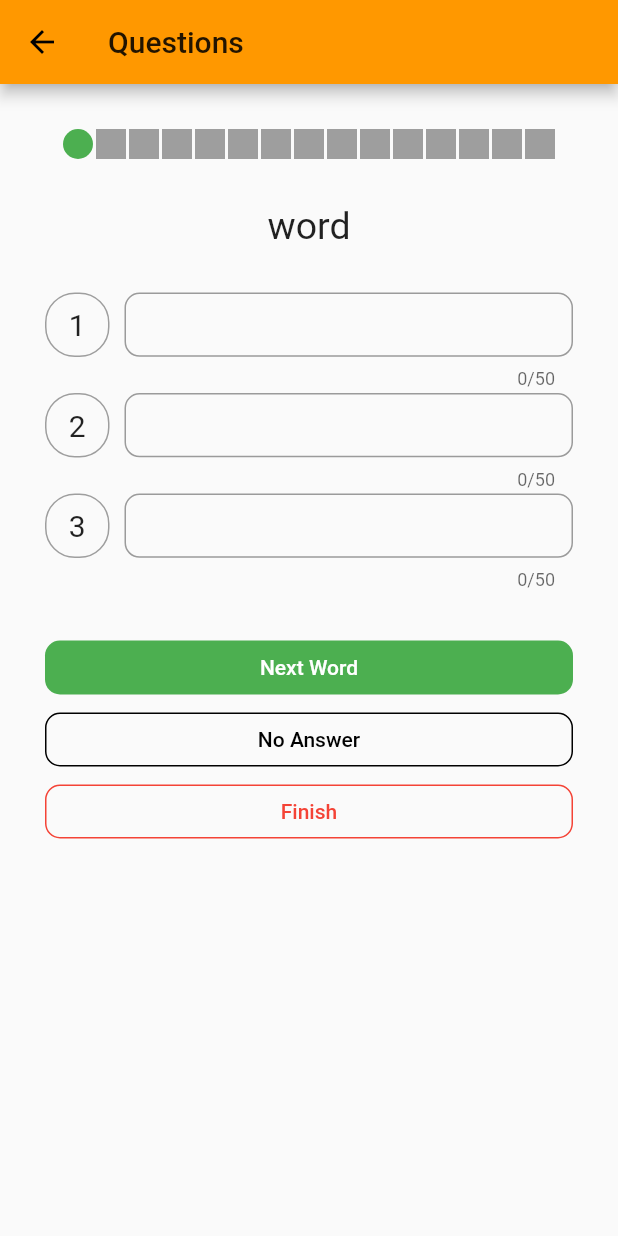
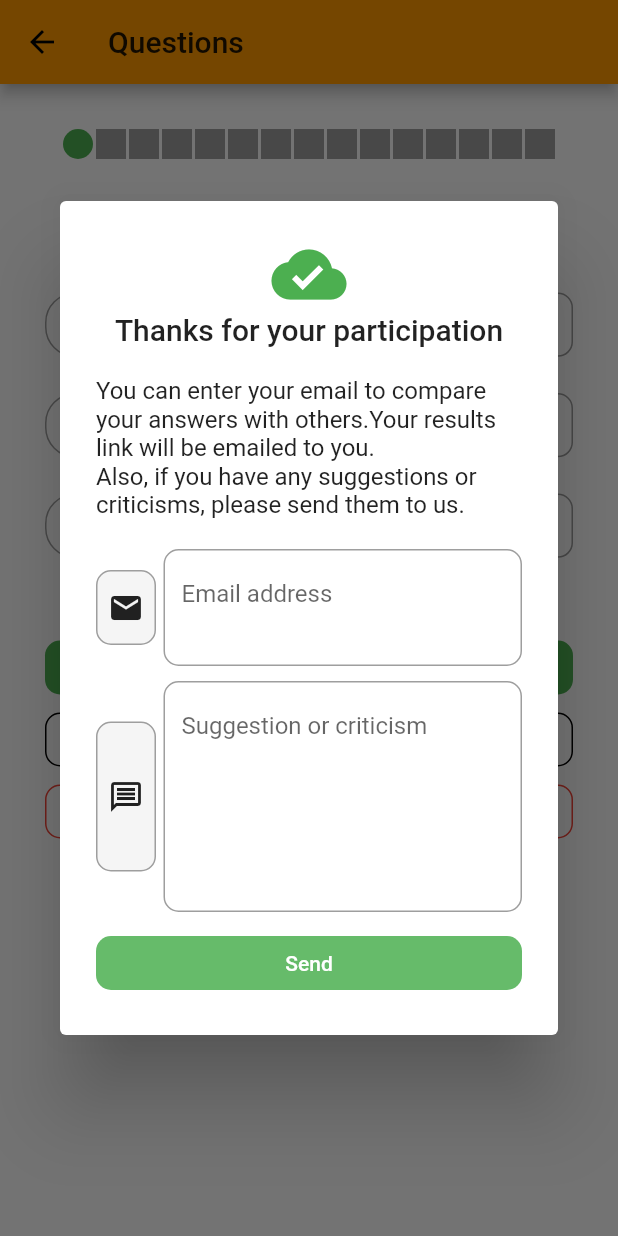
Before and after one commit to sinaziaee/tarvajeh, a Flutter app: the QuestionScreen screen opened directly with empty values, after a tap on "Next Word", on a phone screen of 412 x 824 dp. Run offline on Flutter 3.47's test engine with Material 2 defaults, Android fonts, the phone set to English and light mode, and no system bars; our stand-ins replace font_awesome_flutter, modal_progress_hud.

```diff
--- /dev/null
+++ b/lib/components/custom_dialog_text_field.dart
@@ -0,0 +1,51 @@
+import 'package:flutter/material.dart';
+
+class CustomDialogTextField extends StatelessWidget {
+
+  final String text;
+  final bool isPersian;
+  final IconData iconData;
+  final TextEditingController controller;
+  final double height;
+  final int maxLines;
+  final TextDirection direction;
+
+  CustomDialogTextField({this.iconData, this.isPersian, this.text, this.controller, this.height, this.maxLines, this.direction});
+
+  @override
+  Widget build(BuildContext context) {
+    return Container(
+      // height: height,
+      child: Row(
+        children: [
+          Container(
+            height: height,
+            padding: EdgeInsets.symmetric(horizontal: 7, vertical: 5),
+            decoration: BoxDecoration(
+              color: Colors.grey[100],
+              borderRadius: BorderRadius.circular(10),
+              border: Border.all(color: Colors.grey),
+            ),
+            child: Icon(iconData),
+          ),
+          SizedBox(width: 5,),
+          Expanded(
+            child: TextField(
+              // textDirection: isPersian?TextDirection.rtl:TextDirection.ltr,
+              textDirection: direction,
+              maxLines: maxLines,
+              controller: controller,
+              decoration: InputDecoration(
+                alignLabelWithHint: true,
+                border: OutlineInputBorder(
+                  borderRadius: BorderRadius.circular(10),
+                ),
+                labelText: text,
+              ),
+            ),
+          ),
+        ],
+      ),
+    );
+  }
+}
--- /dev/null
+++ b/lib/components/finish_dialog.dart
@@ -0,0 +1,78 @@
+import 'package:flutter/material.dart';
+import 'package:tarvajeh/components/custom_dialog_text_field.dart';
+import 'package:tarvajeh/utils/language_brain.dart';
+
+import 'custom_button.dart';
+
+class FinishDialog extends StatelessWidget {
+  final bool isPersian;
+  final TextEditingController emailController, sugCriController;
+  final Function onPressed;
+
+  FinishDialog(
+      {this.isPersian,
+      this.emailController,
+      this.sugCriController,
+      this.onPressed});
+
+  @override
+  Widget build(BuildContext context) {
+    return AlertDialog(
+      title: Container(
+        child: Column(
+          crossAxisAlignment: CrossAxisAlignment.center,
+          children: [
+            Icon(
+              Icons.cloud_done,
+              color: Colors.green,
+              size: 50,
+            ),
+            Text(kFinishDialogTitle(isPersian)),
+          ],
+        ),
+      ),
+      content: SingleChildScrollView(
+        child: Column(
+          children: [
+            Text(
+              kFinishDialogContent(isPersian),
+              textDirection: isPersian ? TextDirection.rtl : TextDirection.ltr,
+            ),
+            SizedBox(
+              height: 20,
+            ),
+            CustomDialogTextField(
+              iconData: Icons.email,
+              isPersian: isPersian,
+              text: kDialogHintEmail(isPersian),
+              controller: emailController,
+              height: 50,
+              maxLines: 2,
+              direction: TextDirection.ltr,
+            ),
+            SizedBox(
+              height: 10,
+            ),
+            CustomDialogTextField(
+              iconData: Icons.message_outlined,
+              isPersian: isPersian,
+              text: kDialogHintSugCri(isPersian),
+              controller: sugCriController,
+              height: 100,
+              maxLines: 6,
+              direction: isPersian ? TextDirection.rtl : TextDirection.ltr,
+            ),
+            SizedBox(
+              height: 10,
+            ),
+            CustomButton(
+              color: Colors.green[400],
+              onPressed: onPressed,
+              text: kFinishDialogButton(isPersian),
+            ),
+          ],
+        ),
+      ),
+    );
+  }
+}
--- a/lib/main.dart
+++ b/lib/main.dart
@@ -2,6 +2,7 @@ import 'package:flutter/material.dart';
 import 'package:flutter_localizations/flutter_localizations.dart';
 import 'package:tarvajeh/screens/about_us_screen.dart';
 import 'package:tarvajeh/screens/contact_us_screen.dart';
+import 'package:tarvajeh/screens/form_screen.dart';
 import 'package:tarvajeh/screens/goal_screen.dart';
 import 'package:tarvajeh/screens/home_screen.dart';
 import 'package:tarvajeh/screens/intro_screen.dart';
@@ -54,6 +55,7 @@ class MyApp extends StatelessWidget {
         GoalScreen.id: (context) => GoalScreen(),
         IntroScreen.id: (context) => IntroScreen(),
         ContactScreen.id: (context) => ContactScreen(),
+        FormScreen.id: (context) => FormScreen(),
       },
     );
   }
--- a/lib/screens/question_screen.dart
+++ b/lib/screens/question_screen.dart
@@ -3,6 +3,7 @@ import 'package:modal_progress_hud/modal_progress_hud.dart';
 import 'package:tarvajeh/components/custom_border_button.dart';
 import 'package:tarvajeh/components/custom_button.dart';
 import 'package:tarvajeh/components/custom_text_field.dart';
+import 'package:tarvajeh/components/finish_dialog.dart';
 import 'package:tarvajeh/utils/language_brain.dart';
 
 class QuestionScreen extends StatefulWidget {
@@ -16,14 +17,14 @@ class _QuestionScreenState extends State<QuestionScreen> {
   bool isLoading = false;
   bool isPersian = false;
   Map args;
-  TextEditingController controller1, controller2, controller3;
+  TextEditingController controller1, controller2, controller3, emailController, sugCriController;
   int count = 0;
+  String word = 'word';
 
   @override
   Widget build(BuildContext context) {
     args = ModalRoute.of(context).settings.arguments;
     isPersian = args['isPersian'];
-    String word = 'word';
     return Scaffold(
       appBar: AppBar(
         title: Text('Questions'),
@@ -98,7 +99,17 @@ class _QuestionScreenState extends State<QuestionScreen> {
                 ),
                 CustomButton(
                   color: Colors.green,
-                  onPressed: () {},
+                  onPressed: () {
+                    showDialog(
+                      context: context,
+                      child: FinishDialog(
+                        isPersian: isPersian,
+                        onPressed: (){},
+                        emailController: emailController,
+                        sugCriController: sugCriController,
+                      ),
+                    );
+                  },
                   text: kButtonSubmitText(isPersian),
                 ),
                 CustomBorderButton(
--- a/lib/utils/language_brain.dart
+++ b/lib/utils/language_brain.dart
@@ -72,11 +72,93 @@ String kButtonNoAnswerText(bool isPersian){
   if(isPersian){
     return 'پاسخ سفید';
   }
-  return 'No Answer';
+  return 'White Answer';
 }
+
 String kButtonFinishText(bool isPersian){
   if(isPersian){
     return 'پایان';
   }
-  return 'Finish';
+  return 'End';
 }
+
+String kFinishDialogTitle(bool isPersian){
+  if(isPersian){
+    return 'سپاس از مشارکت شما';
+  }
+  return 'Thanks for your participation';
+}
+
+String kFinishDialogContent(bool isPersian){
+  if(isPersian){
+    return 'برای مقایسه ی پاسخهای خود با دیگران، میتوانید ایمیل خود را '
+        'وارد کنید. لینک نتایج شما از طریق ایمیل برای شما ارسال خواهد شد. \n'
+        'همچنین اگر انتقاد یا پیشنهادی دارید لطفا برای ما ارسال کنید.';
+  }
+  return 'You can enter your email to compare your answers with others.'
+      'Your results link will be emailed to you.\n'
+      'Also, if you have any suggestions or criticisms, please send them to us.';
+}
+
+String kFinishDialogButton(bool isPersian){
+  if(isPersian){
+    return 'ارسال';
+  }
+  return 'Send';
+}
+
+String kDialogHintEmail(bool isPersian){
+  if(isPersian){
+    return 'آدرس ایمیل';
+  }
+  return 'Email address';
+}
+
+String kDialogHintSugCri(bool isPersian){
+  if(isPersian){
+    return 'انتقاد یا پیشنهاد';
+  }
+  return 'Suggestion or criticism';
+}
+
+String kFormTitle(bool isPersian){
+  if(isPersian){
+    return 'اطلاعات اولیه زیر را وارد کنید';
+  }
+  return 'Enter Your Basic Profile';
+}
+
+String kFormAge(bool isPersian){
+  if(isPersian){
+    return 'سن';
+  }
+  return 'Age';
+}
+
+String kFormGender(bool isPersian){
+  if(isPersian){
+    return 'جنسیت';
+  }
+  return 'Gender';
+}
+
+String kFormNativeLanguage(bool isPersian){
+  if(isPersian){
+    return 'زبان مادری';
+  }
+  return 'Native Language';
+}
+
+String kFormTestLanguage(bool isPersian){
+  if(isPersian){
+    return 'زبان پرسش نامه';
+  }
+  return 'Test Language';
+}
+
+String kFormButton(bool isPersian){
+  if(isPersian){
+    return 'ثبت';
+  }
+  return 'Submit';
+}
```
Also changed, not shown: lib/components/start_dialog.dart (added, +9 -0 lines), lib/screens/form_screen.dart (added, +39 -0 lines), lib/screens/home_screen.dart (+32 -4 lines), assets/images/flag_britain.png (added), assets/images/flag_iran.png (added).
